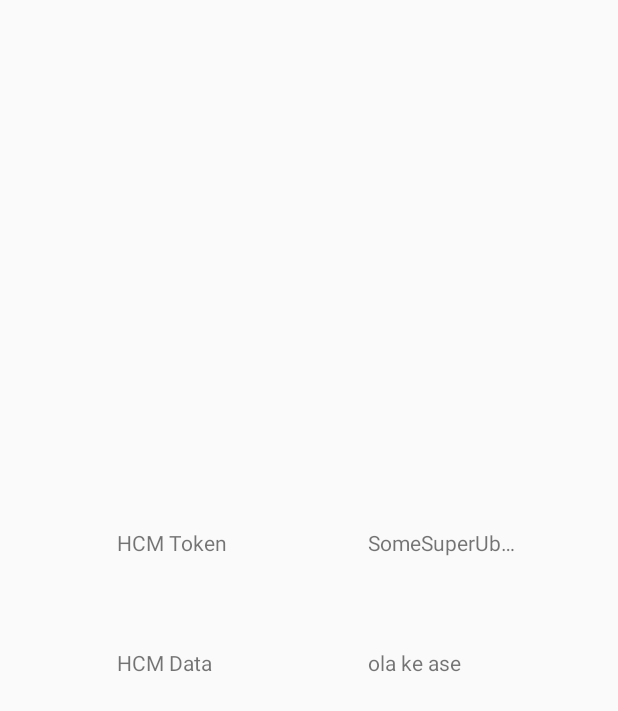
After one commit to m0skit0/huawei-mobile-services-ktx, an Android app: the layout activity_push_demo.xml on its own in the app's theme, with its tools: preview values and no code run, on a phone screen of 412 x 824 dp. The commit adds this screen. Shown: the top 711 px of the screen. Run offline under Robolectric (Android 15) with nearby library versions, the phone set to English and light mode, and no system bars.

Commit message:
TestApp - Added push activity and service

```diff
--- /dev/null
+++ b/testapp/src/main/res/layout/activity_push_demo.xml
@@ -0,0 +1,62 @@
+<?xml version="1.0" encoding="utf-8"?>
+<androidx.constraintlayout.widget.ConstraintLayout xmlns:android="http://schemas.android.com/apk/res/android"
+    xmlns:app="http://schemas.android.com/apk/res-auto"
+    xmlns:tools="http://schemas.android.com/tools"
+    android:layout_width="match_parent"
+    android:layout_height="@dimen/push_activity_layout_height"
+    android:layout_gravity="center">
+
+    <TextView
+        android:id="@+id/hcmTokenLabel"
+        android:layout_width="@dimen/push_activity_text_width"
+        android:layout_height="@dimen/push_activity_text_height"
+        android:text="@string/hcm_token_label"
+        app:layout_constraintBottom_toTopOf="@id/guideline"
+        app:layout_constraintEnd_toEndOf="parent"
+        app:layout_constraintHorizontal_bias="0.25"
+        app:layout_constraintStart_toStartOf="parent"
+        app:layout_constraintTop_toTopOf="parent" />
+
+    <TextView
+        android:id="@+id/hcmTokenValue"
+        android:layout_width="@dimen/push_activity_text_width"
+        android:layout_height="@dimen/push_activity_text_height"
+        android:ellipsize="end"
+        android:singleLine="true"
+        app:layout_constraintBottom_toBottomOf="@id/hcmTokenLabel"
+        app:layout_constraintEnd_toEndOf="parent"
+        app:layout_constraintStart_toEndOf="@id/hcmTokenLabel"
+        app:layout_constraintTop_toTopOf="@id/hcmTokenLabel"
+        tools:text="SomeSuperUberMegaGigaVeryLongTokenValue" />
+
+    <androidx.constraintlayout.widget.Guideline
+        android:id="@+id/guideline"
+        android:layout_width="wrap_content"
+        android:layout_height="wrap_content"
+        android:orientation="horizontal"
+        app:layout_constraintGuide_percent="0.5" />
+
+    <TextView
+        android:id="@+id/hcmDataLabel"
+        android:layout_width="@dimen/push_activity_text_width"
+        android:layout_height="@dimen/push_activity_text_height"
+        android:text="@string/hcm_data_label"
+        app:layout_constraintBottom_toBottomOf="parent"
+        app:layout_constraintEnd_toEndOf="parent"
+        app:layout_constraintHorizontal_bias="0.25"
+        app:layout_constraintStart_toStartOf="parent"
+        app:layout_constraintTop_toBottomOf="@id/hcmTokenLabel" />
+
+    <TextView
+        android:id="@+id/hcmDataValue"
+        android:layout_width="@dimen/push_activity_text_width"
+        android:layout_height="@dimen/push_activity_text_height"
+        android:ellipsize="end"
+        android:singleLine="true"
+        app:layout_constraintBottom_toBottomOf="@id/hcmDataLabel"
+        app:layout_constraintEnd_toEndOf="parent"
+        app:layout_constraintStart_toEndOf="@id/hcmDataLabel"
+        app:layout_constraintTop_toTopOf="@id/hcmDataLabel"
+        tools:text="ola ke ase" />
+
+</androidx.constraintlayout.widget.ConstraintLayout>
--- a/testapp/src/main/res/values/dimens.xml
+++ b/testapp/src/main/res/values/dimens.xml
@@ -2,4 +2,8 @@
 <resources>
     <dimen name="main_activity_button_width">200dp</dimen>
     <dimen name="main_activity_layout_height">350dp</dimen>
+
+    <dimen name="push_activity_layout_height">200dp</dimen>
+    <dimen name="push_activity_text_width">100dp</dimen>
+    <dimen name="push_activity_text_height">20dp</dimen>
 </resources>
--- a/testapp/src/main/res/values/strings.xml
+++ b/testapp/src/main/res/values/strings.xml
@@ -1,8 +1,11 @@
 <resources>
-    <string name="app_name">TestApp</string>
+    <string name="app_name">Huawei Mobile Services Kotlin Wrapper Demo</string>
     <string name="ads_demo_button">Ads Demo</string>
     <string name="account_demo_button">Account Demo</string>
     <string name="iap_demo_button">IAP Demo</string>
     <string name="maps_demo_button">Maps Demo</string>
     <string name="push_demo_button">Push Demo</string>
+    <string name="hcm_token_label">HCM Token</string>
+    <string name="hcm_data_label">HCM Data</string>
+    <string name="empty">EMPTY</string>
 </resources>
```
Also changed, not shown: testapp/src/main/AndroidManifest.xml (+12 -2 lines), testapp/src/main/java/org/m0skit0/android/huawei/testapp/DefaultLogger.kt (added, +18 -0 lines), testapp/src/main/java/org/m0skit0/android/huawei/testapp/Logger.kt (added, +9 -0 lines), testapp/src/main/java/org/m0skit0/android/huawei/testapp/MainActivity.kt (+20 -0 lines), testapp/src/main/java/org/m0skit0/android/huawei/testapp/TestApplication.kt (added, +20 -0 lines), testapp/src/main/java/org/m0skit0/android/huawei/testapp/ToastLogActivity.kt (added, +31 -0 lines), testapp/src/main/java/org/m0skit0/android/huawei/testapp/demos/PushDemoActivity.kt (added, +66 -0 lines), testapp/src/main/java/org/m0skit0/android/huawei/testapp/demos/PushMessageService.kt (added, +37 -0 lines).
